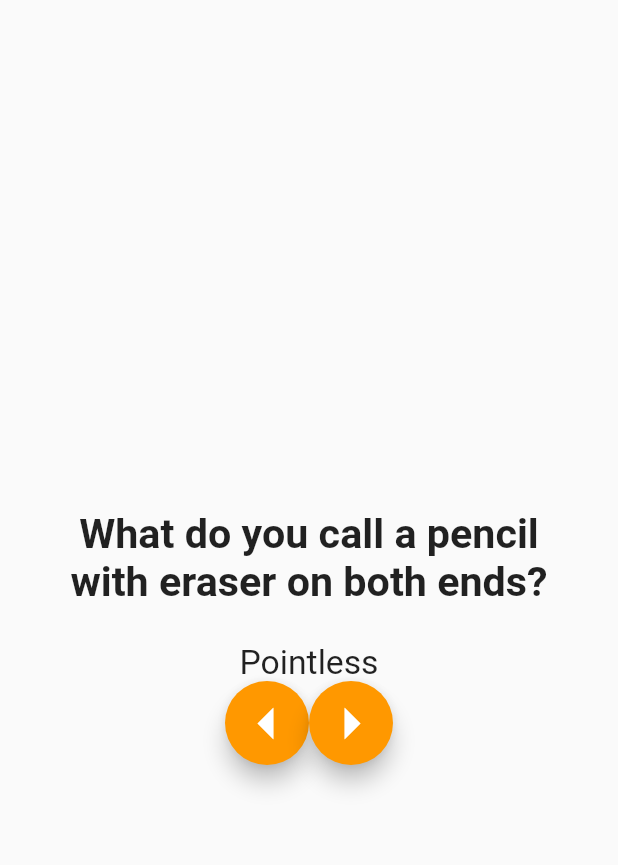
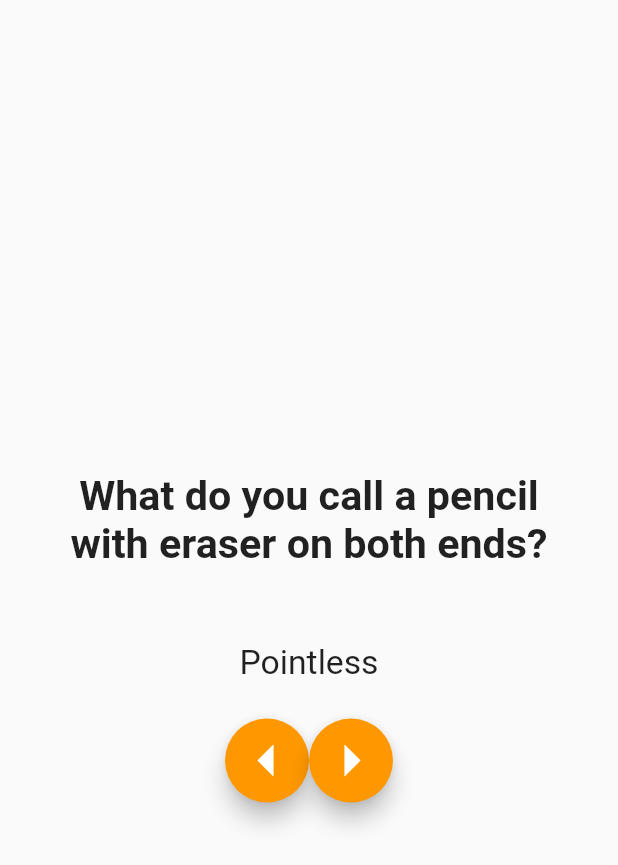
Before and after one commit to disys-vinayak/badJokesFlut, a Flutter app: the screen it shows after launch, on a phone screen of 412 x 824 dp. Shown: the top 865 px of the screen. Run offline on Flutter 3.47's test engine with Material 2 defaults, Android fonts, the phone set to English and light mode, and no system bars.

```diff
--- a/lib/main.dart
+++ b/lib/main.dart
@@ -23,6 +23,7 @@ class MyApp extends StatelessWidget {
                   textAlign: TextAlign.center,
                 )),
             Container(
+                margin: EdgeInsets.all(25),
                 child: Text(
                   "Pointless",
                   style: TextStyle(
```
Also changed, not shown: 1 other file. Lines whose indentation alone changed are shown as unchanged.
